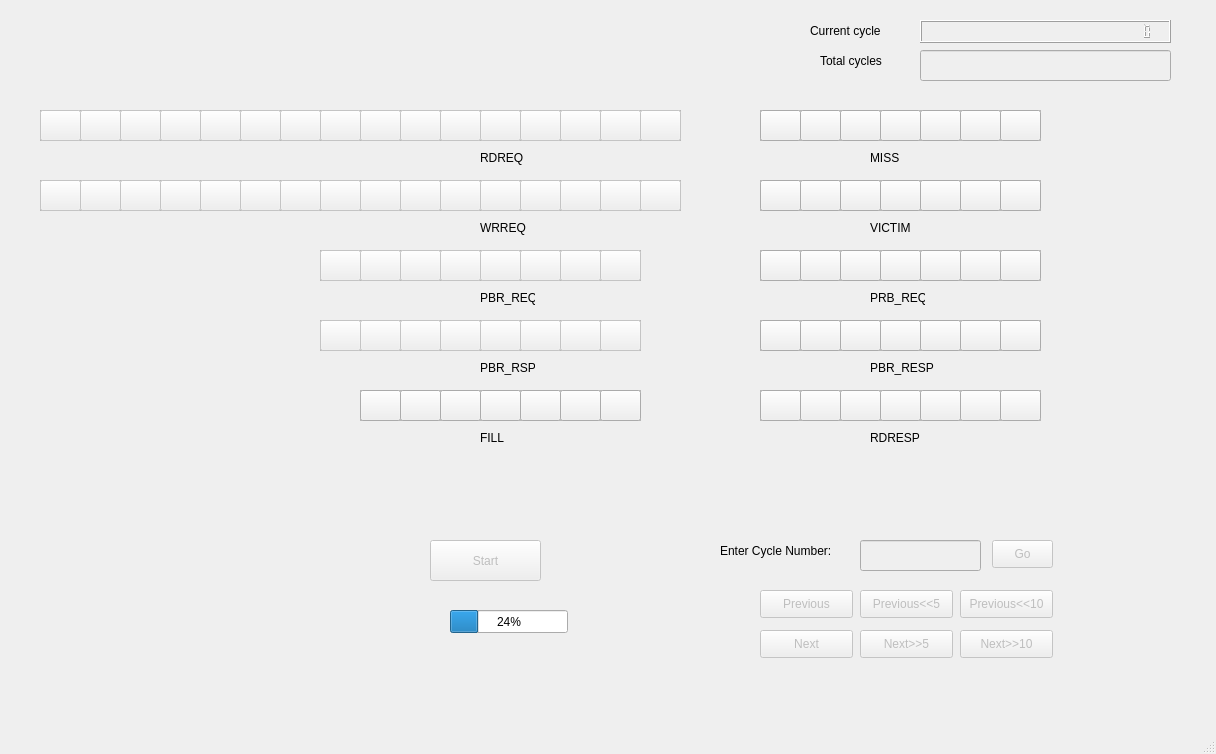
Above: qtDesigner.ui from IshuGupta02/GUI-Simulator before the change. Below: the same form after it.
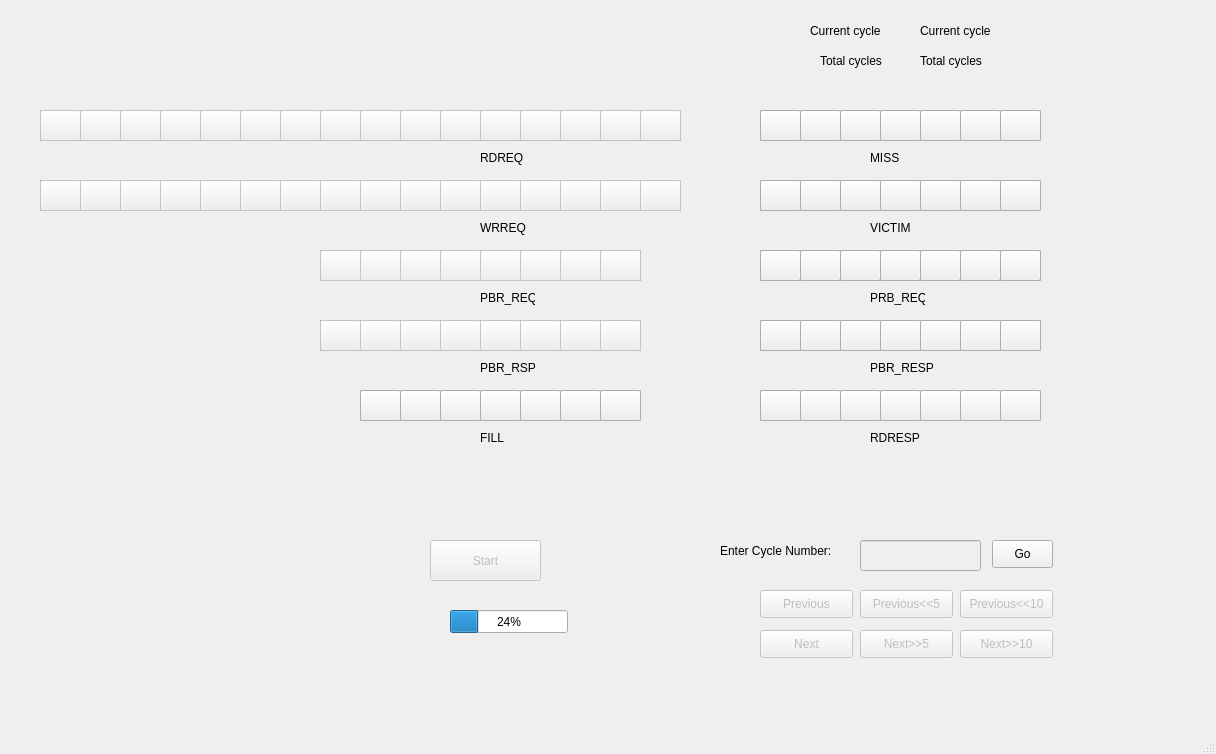
That is the form after the change.

Commit message: Bug fix cycle number display

Diff of the .ui file:
```diff
--- a/qtDesigner.ui
+++ b/qtDesigner.ui
@@ -75,19 +75,6 @@
      <number>24</number>
     </property>
    </widget>
-   <widget class="QLCDNumber" name="cycleNumber">
-    <property name="geometry">
-     <rect>
-      <x>920</x>
-      <y>20</y>
-      <width>251</width>
-      <height>23</height>
-     </rect>
-    </property>
-    <property name="digitCount">
-     <number>30</number>
-    </property>
-   </widget>
    <widget class="QPushButton" name="RDREQ_2">
     <property name="enabled">
      <bool>false</bool>
@@ -1710,7 +1697,7 @@
    </widget>
    <widget class="QPushButton" name="goToCycleBtn">
     <property name="enabled">
-     <bool>false</bool>
+     <bool>true</bool>
     </property>
     <property name="geometry">
      <rect>
@@ -1750,19 +1737,6 @@
      <string>Enter Cycle Number:</string>
     </property>
    </widget>
-   <widget class="QLineEdit" name="total_cycles">
-    <property name="enabled">
-     <bool>false</bool>
-    </property>
-    <property name="geometry">
-     <rect>
-      <x>920</x>
-      <y>50</y>
-      <width>251</width>
-      <height>31</height>
-     </rect>
-    </property>
-   </widget>
    <widget class="QLabel" name="label_12">
     <property name="geometry">
      <rect>
@@ -1789,6 +1763,32 @@
      <string>Total cycles</string>
     </property>
    </widget>
+   <widget class="QLabel" name="total_cycles">
+    <property name="geometry">
+     <rect>
+      <x>920</x>
+      <y>50</y>
+      <width>211</width>
+      <height>21</height>
+     </rect>
+    </property>
+    <property name="text">
+     <string>Total cycles</string>
+    </property>
+   </widget>
+   <widget class="QLabel" name="current_cycle">
+    <property name="geometry">
+     <rect>
+      <x>920</x>
+      <y>20</y>
+      <width>211</width>
+      <height>21</height>
+     </rect>
+    </property>
+    <property name="text">
+     <string>Current cycle</string>
+    </property>
+   </widget>
    <zorder>read_queue_8</zorder>
    <zorder>read_queue_7</zorder>
    <zorder>read_queue_10</zorder>
```
Left out of the diff: 4 changed lines with no effect on the pictures. The commit also changes 1 other file.
